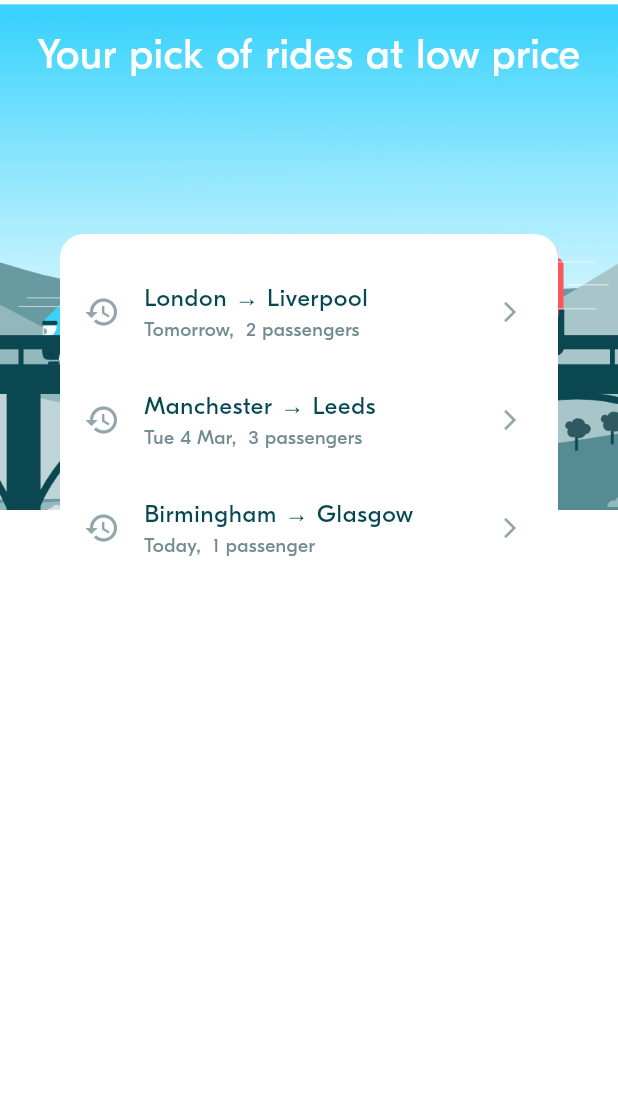
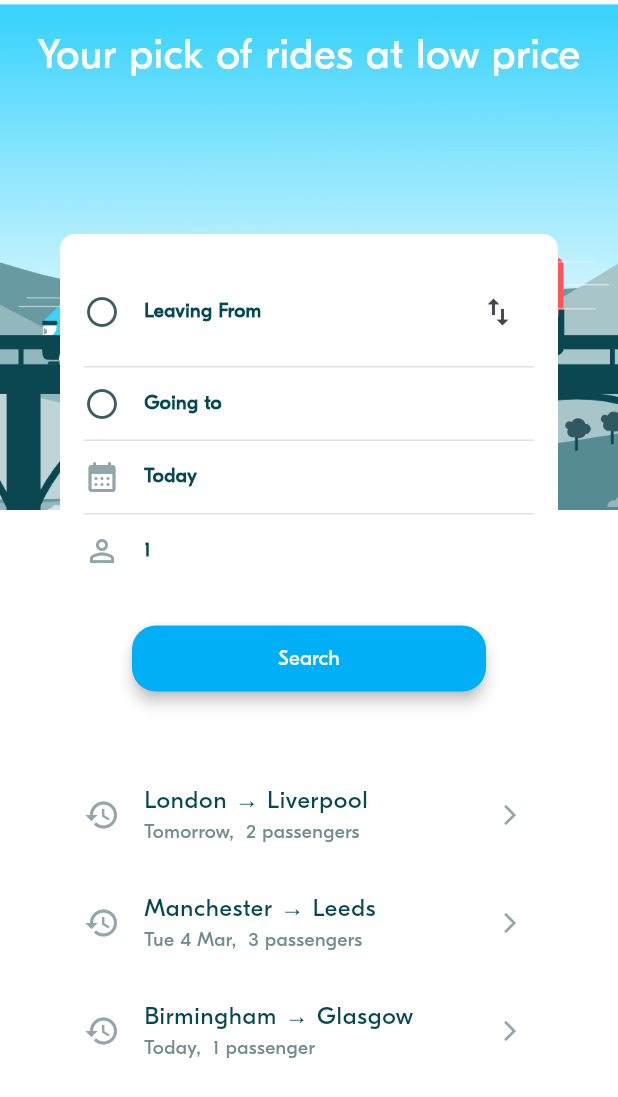
Before and after one commit to Badboyzzzzzzzzzz/BlaBlaCar_Project, a Flutter app: the RidePrefScreen screen opened directly, on a phone screen of 412 x 824 dp. Shown: the top 1097 px of the screen. Run offline on Flutter 3.47's test engine with Material 3 defaults, Android fonts, the phone set to English and light mode, and no system bars; project files that could hold a hidden picture were left out.

Commit message:
BLA-004 – Implement Ride Preferences Form

```diff
--- a/lib/main.dart
+++ b/lib/main.dart
@@ -1,10 +1,6 @@
 import 'package:flutter/material.dart';
-import 'package:week_3_blabla_project/widgets/actions/blaButton.dart';
-import 'package:week_3_blabla_project/widgets/test/test_button.dart';
 import 'screens/ride_pref/ride_pref_screen.dart';
 import 'theme/theme.dart';
-import 'widgets/actions/blaButton.dart';
-
 void main() {
   runApp(const MyApp());
 }
@@ -17,7 +13,7 @@ class MyApp extends StatelessWidget {
     return MaterialApp(
       debugShowCheckedModeBanner: false,
       theme: appTheme,
-      home: Scaffold(body: TestButton()),
+      home: Scaffold(body: RidePrefScreen()),
     );
   }
 }
--- a/lib/screens/ride_pref/ride_pref_screen.dart
+++ b/lib/screens/ride_pref/ride_pref_screen.dart
@@ -22,32 +22,30 @@ class RidePrefScreen extends StatefulWidget {
 }
 
 class _RidePrefScreenState extends State<RidePrefScreen> {
-
-
   onRidePrefSelected(RidePref ridePref) {
-
-   // 1 - Navigate to the rides screen (with a buttom to top animation)
-
+    // 1 - Navigate to the rides screen (with a bottom to top animation)
   }
 
   @override
   Widget build(BuildContext context) {
-    return Stack(
+    return Scaffold(
+      body: Stack(
         children: [
-        // 1 - Background  Image
-        BlaBackground(),
+          // 1 - Background Image
+          const BlaBackground(),
 
           // 2 - Foreground content
-        Column(
+          SingleChildScrollView(
+            child: Column(
               children: [
-            SizedBox(height: 16),
+                const SizedBox(height: 16),
                 Text(
                   "Your pick of rides at low price",
                   style: BlaTextStyles.heading.copyWith(color: Colors.white),
                 ),
-            SizedBox(height: 100),
+                const SizedBox(height: 100),
                 Container(
-              margin: EdgeInsets.symmetric(horizontal: BlaSpacings.xxl),
+                  margin: const EdgeInsets.symmetric(horizontal: BlaSpacings.xxl),
                   decoration: BoxDecoration(
                     color: Colors.white, // White background
                     borderRadius: BorderRadius.circular(16), // Rounded corners
@@ -57,14 +55,15 @@ class _RidePrefScreenState extends State<RidePrefScreen> {
                     crossAxisAlignment: CrossAxisAlignment.stretch,
                     children: [
                       // 2.1 Display the Form to input the ride preferences
-                  RidePrefForm(initRidePref: RidePrefService.currentRidePref,),
-                  SizedBox(height: BlaSpacings.m),
+                      RidePrefForm(initRidePref: RidePrefService.currentRidePref, onSubmit: (RidePref ridePref) {  },),
+                      const SizedBox(height: BlaSpacings.m),
+
                       // 2.2 Optionally display a list of past preferences
                       SizedBox(
                         height: 200, // Set a fixed height
                         child: ListView.builder(
                           shrinkWrap: true, // Fix ListView height issue
-                      physics: AlwaysScrollableScrollPhysics(),
+                          physics: const AlwaysScrollableScrollPhysics(),
                           itemCount: RidePrefService.ridePrefsHistory.length,
                           itemBuilder: (ctx, index) => RidePrefHistoryTile(
                             ridePref: RidePrefService.ridePrefsHistory[index],
@@ -77,7 +76,9 @@ class _RidePrefScreenState extends State<RidePrefScreen> {
                 ),
               ],
             ),
+          ),
         ],
+      ),
     );
   }
 }
--- a/lib/screens/ride_pref/widgets/ride_pref_form.dart
+++ b/lib/screens/ride_pref/widgets/ride_pref_form.dart
@@ -1,4 +1,8 @@
 import 'package:flutter/material.dart';
+import 'package:week_3_blabla_project/theme/theme.dart';
+import 'package:week_3_blabla_project/utils/date_time_util.dart';
+import 'package:week_3_blabla_project/widgets/actions/blaButton.dart';
+import 'package:week_3_blabla_project/widgets/display/bla_divider.dart';
 
 import '../../../model/ride/locations.dart';
 import '../../../model/ride_pref/ride_pref.dart';
@@ -15,9 +19,8 @@ import '../../../model/ride_pref/ride_pref.dart';
 class RidePrefForm extends StatefulWidget {
   // The form can be created with an optional initial RidePref.
   final RidePref? initRidePref;
-
-  const RidePrefForm({super.key, this.initRidePref});
-
+  final ValueChanged<RidePref> onSubmit;
+  const RidePrefForm({super.key, this.initRidePref, required this.onSubmit});
   @override
   State<RidePrefForm> createState() => _RidePrefFormState();
 }
@@ -27,39 +30,187 @@ class _RidePrefFormState extends State<RidePrefForm> {
   late DateTime departureDate;
   Location? arrival;
   late int requestedSeats;
+  bool _isFormValid() {
+    return departure != null && arrival != null;
+  }
 
+  /// this function use for validate the rideformpref to make sure user
+  void _handleSubmit() {
+    if (_isFormValid()) {
+      widget.onSubmit(RidePref(
+        departure: departure!,
+        arrival: arrival!,
+        departureDate: departureDate,
+        requestedSeats: requestedSeats,
+      ));
+    }
+  }
 
+  void _handleSwitchLocation() {
+    setState(() {
+      final Location? temp = departure;
+      departure = arrival;
+      arrival = temp;
+    });
+  }
 
   // ----------------------------------
   // Initialize the Form attributes
   // ----------------------------------
-
   @override
   void initState() {
     super.initState();
-    // TODO
+    departure = widget.initRidePref?.departure;
+    arrival = widget.initRidePref?.arrival;
+    departureDate = widget.initRidePref?.departureDate ?? DateTime.now();
+    requestedSeats = widget.initRidePref?.requestedSeats ?? 1;
   }
 
   // ----------------------------------
   // Handle events
   // ----------------------------------
 
-
-  // ----------------------------------
-  // Compute the widgets rendering
-  // ----------------------------------
-
-
   // ----------------------------------
   // Build the widgets
   // ----------------------------------
   @override
   Widget build(BuildContext context) {
-    return Column(
-        mainAxisAlignment: MainAxisAlignment.start,
-        crossAxisAlignment: CrossAxisAlignment.stretch,
-        children: [
+    return Container(
+      width: double.infinity,
+      decoration: BoxDecoration(
+        color: Colors.white,
+        borderRadius: BorderRadius.circular(10),
+      ),
+      child: Padding(
+        padding: const EdgeInsets.all(16.0),
+        child: Column(
+          mainAxisSize: MainAxisSize.min,
+          mainAxisAlignment: MainAxisAlignment.start,
+          crossAxisAlignment: CrossAxisAlignment.stretch,
+          children: [
+            _rideLocationInput(
+              label: departure?.name ?? 'Leaving From',
+              icon: Icons.radio_button_unchecked,
+              onTap: () {
+                // Implement your location selection logic here
+              },
+              endIcon: IconButton(
+                  onPressed: _handleSwitchLocation,
+                  icon: Icon(Icons.swap_vert)),
+            ),
+            const BlaDivider(),
+            _rideLocationInput(
+              label: arrival?.name ?? 'Going to',
+              icon: Icons.radio_button_unchecked,
+              onTap: () {
+                // Implement your location selection logic here
+              },
+            ),
+            const BlaDivider(),
+            _showDate(
+                date: departureDate,
+                onTap: () async {
+                  final DateTime? pickedDate = await showDatePicker(
+                    context: context,
+                    initialDate: departureDate,
+                    firstDate: DateTime.now(),
+                    lastDate: DateTime(2100),
+                  );
+                  if (pickedDate != null && pickedDate != departureDate) {
+                    setState(() {
+                      departureDate = pickedDate;
+                    });
+                  }
+                }),
+            const BlaDivider(),
+            _rideSeatsInput(
+              seats: requestedSeats,
+              onTap: () {
+                // Implement your seat selection logic here
+              },
+            ),
+            const SizedBox(height: BlaSpacings.s),
+            BlaButton(
+              text: 'Search',
+              onPressed: _handleSubmit,
+              buttonType: BlaButtonType.primary,
+            )
+          ],
+        ),
+      ),
+    );
+  }
 
-        ]);
+  Widget _rideLocationInput({
+    required String label,
+    required IconData icon,
+    void Function()? onTap,
+    IconButton? endIcon,
+  }) {
+    return InkWell(
+      onTap: onTap,
+      child: Padding(
+        padding: const EdgeInsets.symmetric(vertical: 12.0),
+        child: Row(
+          children: [
+            Icon(icon, color: BlaColors.iconNormal),
+            const SizedBox(width: 16),
+            Text(
+              label,
+              style: BlaTextStyles.label.copyWith(
+                color: BlaColors.textNormal,
+                fontWeight: FontWeight.bold, // <-- make it bold
+              ),
+            ),
+            const Spacer(),
+            if (endIcon != null) endIcon,
+          ],
+        ),
+      ),
+    );
+  }
+
+  Widget _showDate({required DateTime date, void Function()? onTap}) {
+    return InkWell(
+      onTap: onTap,
+      child: Padding(
+        padding: const EdgeInsets.symmetric(vertical: 12.0),
+        child: Row(
+          children: [
+            Icon(Icons.calendar_month_rounded, color: BlaColors.iconLight),
+            const SizedBox(width: 16),
+            Text(
+              DateTimeUtils.formatDateTime(date),
+              style: BlaTextStyles.label.copyWith(
+                color: BlaColors.textNormal,
+                fontWeight: FontWeight.bold, //make it bold
+              ),
+            ),
+          ],
+        ),
+      ),
+    );
+  }
+
+  Widget _rideSeatsInput({required int seats, void Function()? onTap}) {
+    return InkWell(
+      onTap: onTap,
+      child: Padding(
+        padding: const EdgeInsets.symmetric(vertical: 12.0),
+        child: Row(
+          children: [
+            Icon(Icons.person_outline, color: BlaColors.iconLight),
+            const SizedBox(width: 16),
+            Text(
+              '$seats',
+              style: BlaTextStyles.label.copyWith(
+                color: BlaColors.textNormal,
+                fontWeight: FontWeight.bold, // <-- make it bold
+              ),
+            ),
+          ],
+        ),
+      ),
+    );
   }
 }
```
Lines whose indentation alone changed are shown as unchanged.
